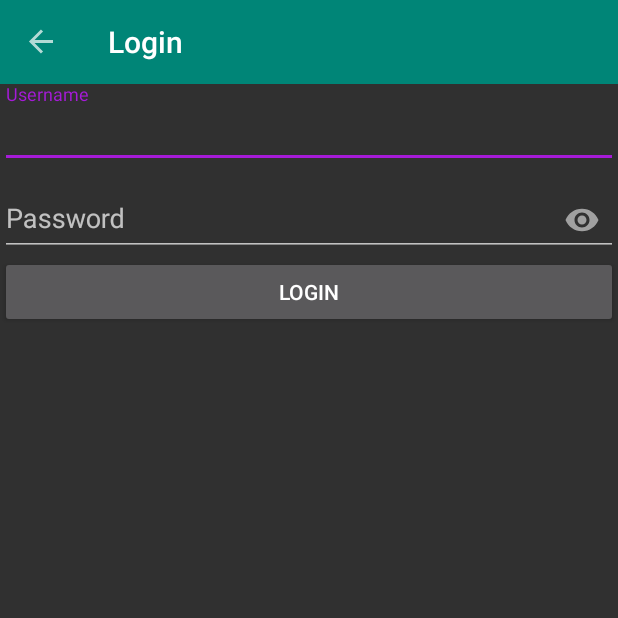
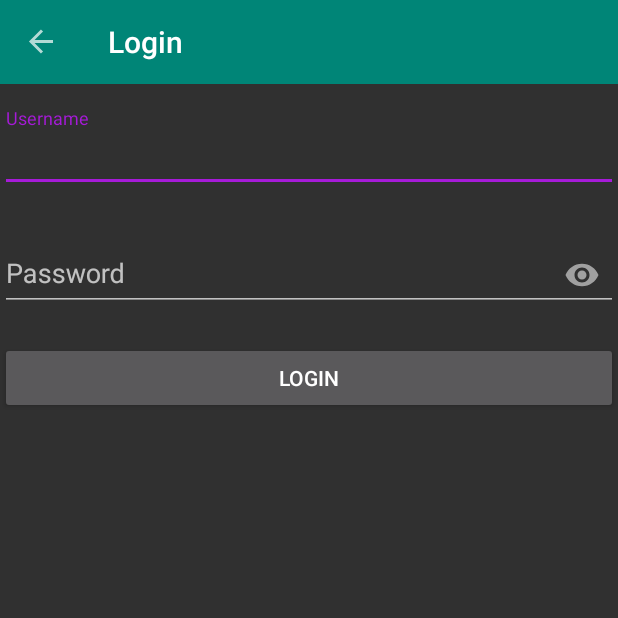
Before and after one commit to findusl/OneNightComps, an Android app: the screen it shows after launch (MainActivity), in the side drawer, after a tap on "Login", on a phone screen of 412 x 824 dp, the top half of it. Run offline under Robolectric (Android 15) with nearby library versions, the phone set to English and light mode, and no system bars; our stand-ins replace data binding, navigation-ui; libraries missing offline, so code that uses them is left out: org.koin.android; 9 statements that could not run were skipped.

Commit message:
Reworking login

```diff
--- a/Android/app/src/main/java/lehrbaum/de/onenightcomps/dataaccess/RestServiceFactory.kt
+++ b/Android/app/src/main/java/lehrbaum/de/onenightcomps/dataaccess/RestServiceFactory.kt
@@ -15,8 +15,8 @@ private const val baseUrl = "https://lehrbaum.de/one_night_comps/"
 internal object RestServiceFactory {
 
 	fun getRestService(): RestService {
-		return MockRestService()
-		//return createRestService()
+		//return MockRestService()
+		return createRestService()
 	}
 
 	private fun createRestService(): RestService {
--- a/Android/app/src/main/java/lehrbaum/de/onenightcomps/viewmodel/LoginViewModel.kt
+++ b/Android/app/src/main/java/lehrbaum/de/onenightcomps/viewmodel/LoginViewModel.kt
@@ -1,7 +1,10 @@
 package lehrbaum.de.onenightcomps.viewmodel
 
 import android.view.View
+import android.widget.EditText
+import androidx.databinding.BindingAdapter
 import androidx.lifecycle.MutableLiveData
+import com.google.android.material.textfield.TextInputLayout
 import lehrbaum.de.onenightcomps.R
 import lehrbaum.de.onenightcomps.dataaccess.UserRepository
 import lehrbaum.de.onenightcomps.fragments.LoginFragmentDirections
@@ -10,40 +13,20 @@ import lehrbaum.de.onenightcomps.inject
 class LoginViewModel : ErrorViewModel() {
 	val username = MutableLiveData<String>()
 	val password = MutableLiveData<String>()
-	val usernameValid = MutableLiveData<Boolean>()
-	val passwordValid = MutableLiveData<Boolean>()
 
 	private val userRepository: UserRepository by inject()
 
 	init {
 		username.value = ""
 		password.value = ""
-		usernameValid.value = true
-		passwordValid.value = true
-	}
-
-	fun validateUsername(s: CharSequence, start: Int, before: Int, count: Int) {
-		//undo invalid username marking
-		if (!usernameValid.value!! && !username.value.isNullOrEmpty())
-			usernameValid.value = true
-	}
-
-	fun validatePassword(s: CharSequence, start: Int, before: Int, count: Int) {
-		//undo invalid username marking
-		if (!passwordValid.value!! && !password.value.isNullOrEmpty())
-			passwordValid.value = true
 	}
 
 	fun loginClicked(unused: View) {
-		//TODO show dialog or something
-		if (username.value.isNullOrEmpty()) {
-			usernameValid.value = false
+		if (username.value.isNullOrEmpty())
 			return
-		}
-		if (password.value.isNullOrEmpty()) {
-			passwordValid.value = false
+
+		if (password.value.isNullOrEmpty())
 			return
-		}
 
 		tryAndHandleExceptionAsync {
 			val result = userRepository.login(username.value!!, password.value!!)
--- /dev/null
+++ b/Android/app/src/main/java/lehrbaum/de/onenightcomps/viewmodel/RegisterViewModel.kt
@@ -0,0 +1 @@
+package lehrbaum.de.onenightcomps.viewmodel
--- a/Android/app/src/main/res/layout/fragment_login.xml
+++ b/Android/app/src/main/res/layout/fragment_login.xml
@@ -8,17 +8,20 @@
 	<LinearLayout
 		android:layout_width="match_parent"
 		android:layout_height="match_parent"
+		android:orientation="vertical"
+		android:layout_marginTop="@dimen/activity_vertical_margin"
 		tools:context=".fragments.LoginFragment"
-		android:orientation="vertical"
 		tools:targetApi="o"
 		>
 
 		<com.google.android.material.textfield.TextInputLayout
+			android:id="@+id/usernameField"
 			android:layout_width="match_parent"
 			android:layout_height="wrap_content"
 			android:hint="@string/username"
 			app:hintEnabled="true"
-			app:errorEnabled="@{!viewModel.usernameValid}"
+			app:errorEnabled="true"
+			app:errorText="Hi"
 			>
 			<!--app:errorText="Please provide a username."-->
 			<com.google.android.material.textfield.TextInputEditText
@@ -27,8 +30,6 @@
 				android:autofillHints="username"
 				android:inputType="text"
 				android:text="@={viewModel.username}"
-				android:onTextChanged="@{viewModel::validateUsername}"
-
 				/>
 		</com.google.android.material.textfield.TextInputLayout>
 
@@ -37,7 +38,7 @@
 			android:layout_height="wrap_content"
 			android:hint="@string/password"
 			app:passwordToggleEnabled="true"
-			app:errorEnabled="@{!viewModel.passwordValid}"
+			app:errorEnabled="true"
 			>
 			<!--app:errorText="Please provide a password."-->
 			<com.google.android.material.textfield.TextInputEditText
@@ -46,8 +47,6 @@
 				android:autofillHints="password"
 				android:inputType="textPassword"
 				android:text="@={viewModel.password}"
-				android:onTextChanged="@{viewModel::validatePassword}"
-
 				/>
 		</com.google.android.material.textfield.TextInputLayout>
 
--- a/Android/app/src/main/res/layout/fragment_register.xml
+++ b/Android/app/src/main/res/layout/fragment_register.xml
@@ -5,10 +5,4 @@
 	android:layout_height="match_parent"
 	tools:context=".fragments.RegisterFragment">
 
-	<!-- TODO: Update blank fragment layout -->
-	<TextView
-		android:layout_width="match_parent"
-		android:layout_height="match_parent"
-		android:text="@string/hello_blank_fragment" />
-
 </FrameLayout>
--- a/Android/build.gradle
+++ b/Android/build.gradle
@@ -1,7 +1,6 @@
 // Top-level build file where you can add configuration options common to all sub-projects/modules.
 
 buildscript {
-    ext.kotlin_version = '1.3'
     repositories {
         google()
         jcenter()
```
Also changed, not shown: Android/app/build.gradle (+6 -3 lines), Android/app/src/main/java/lehrbaum/de/onenightcomps/fragments/DialogFragmentHelpers.kt (+10 -1 lines), Android/app/src/main/java/lehrbaum/de/onenightcomps/view/ViewDataBindingExtensions.kt (added, +22 -0 lines).
